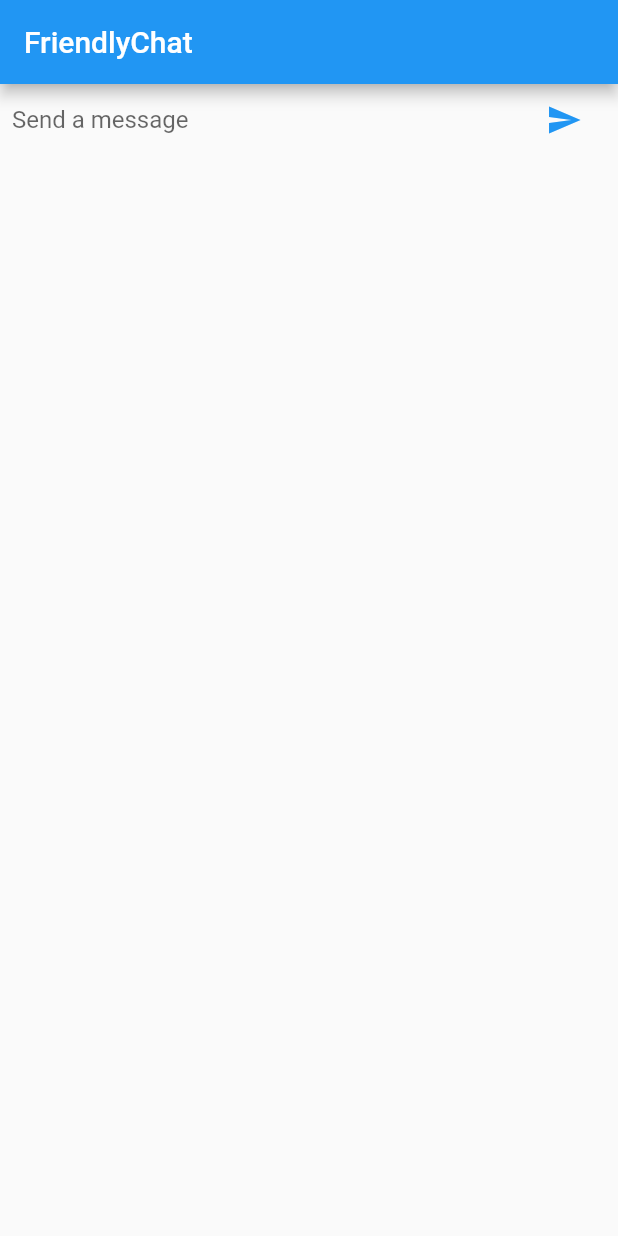
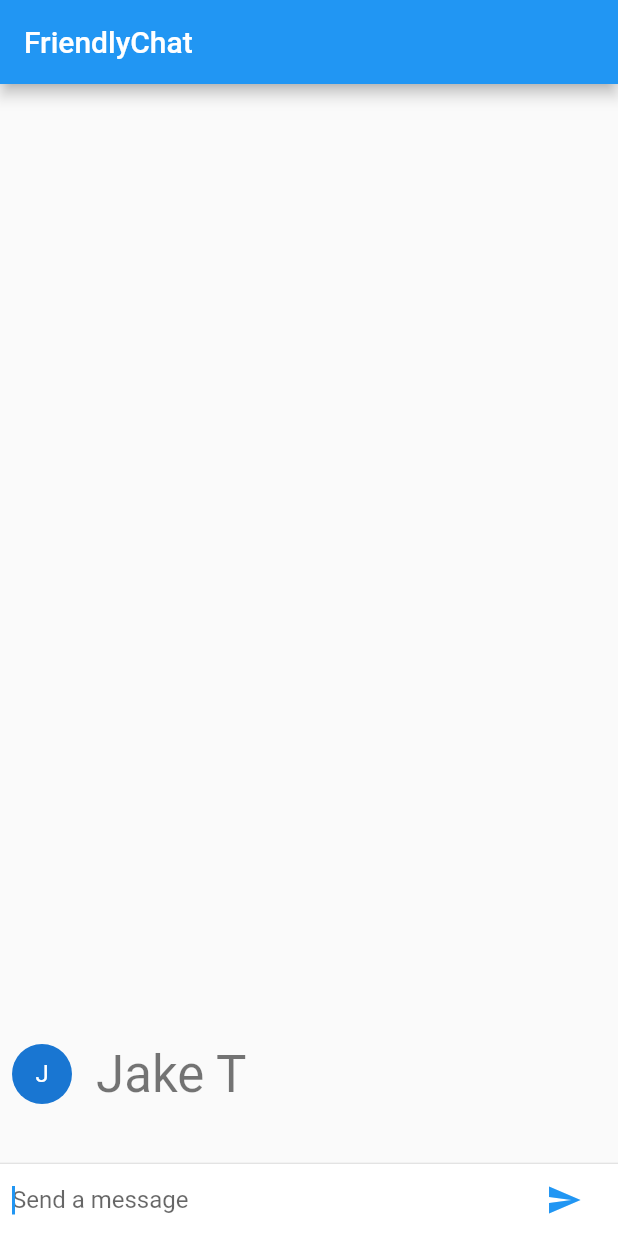
Before and after one commit to jaketurelli/flutter_dev-friendly_chat, a Flutter app: the screen it shows after launch, after a tap on the "send" icon, on a phone screen of 412 x 824 dp. Run offline on Flutter 3.47's test engine with Material 2 defaults, Android fonts, the phone set to English and light mode, and no system bars.

Commit message:
completed part 7

```diff
--- a/lib/main.dart
+++ b/lib/main.dart
@@ -5,6 +5,8 @@ void main() {
     const FriendlyChatApp(),
   );
 }
+
+String _name = 'Jake T';
 
 class FriendlyChatApp extends StatelessWidget {
   const FriendlyChatApp({
@@ -20,6 +22,40 @@ class FriendlyChatApp extends StatelessWidget {
   }
 }
 
+class ChatMessage extends StatelessWidget {
+  const ChatMessage({
+    required this.text,
+    Key? key,
+  }) : super(key: key);
+  final String text;
+
+  @override
+  Widget build(BuildContext context) {
+    return Container(
+      margin: const EdgeInsets.symmetric(vertical: 10.0),
+      child: Row(
+        crossAxisAlignment: CrossAxisAlignment.start,
+        children: [
+          Container(
+            margin: const EdgeInsets.only(right: 16.0),
+            child: CircleAvatar(child: Text(_name[0])),
+          ),
+          Column(
+            crossAxisAlignment: CrossAxisAlignment.start,
+            children: [
+              Text(_name, style: Theme.of(context).textTheme.headline4),
+              Container(
+                margin: const EdgeInsets.only(top: 5.0),
+                child: Text(text),
+              ),
+            ],
+          ),
+        ],
+      ),
+    );
+  }
+}
+
 class ChatScreen extends StatefulWidget {
   const ChatScreen({
     Key? key,
@@ -30,10 +66,19 @@ class ChatScreen extends StatefulWidget {
 }
 
 class _ChatScreenState extends State<ChatScreen> {
+  final List<ChatMessage> _messages = [];
   final _textController = TextEditingController();
+  final FocusNode _focusNode = FocusNode();
 
   void _handleSubmitted(String text) {
     _textController.clear();
+    var message = ChatMessage(
+      text: text,
+    );
+    setState(() {
+      _messages.insert(0, message);
+    });
+    _focusNode.requestFocus();
   }
 
   Widget _buildTextComposer() {
@@ -47,6 +92,7 @@ class _ChatScreenState extends State<ChatScreen> {
               onSubmitted: _handleSubmitted,
               decoration:
                   const InputDecoration.collapsed(hintText: 'Send a message'),
+              focusNode: _focusNode,
             ),
           ),
           IconTheme(
@@ -68,7 +114,23 @@ class _ChatScreenState extends State<ChatScreen> {
   Widget build(BuildContext context) {
     return Scaffold(
       appBar: AppBar(title: const Text('FriendlyChat')),
-      body: _buildTextComposer(),
+      body: Column(
+        children: [
+          Flexible(
+            child: ListView.builder(
+              padding: const EdgeInsets.all(8.0),
+              reverse: true,
+              itemBuilder: (_, index) => _messages[index],
+              itemCount: _messages.length,
+            ),
+          ),
+          const Divider(height: 1.0),
+          Container(
+            decoration: BoxDecoration(color: Theme.of(context).cardColor),
+            child: _buildTextComposer(),
+          ),
+        ],
+      ),
     );
   }
 }
```
